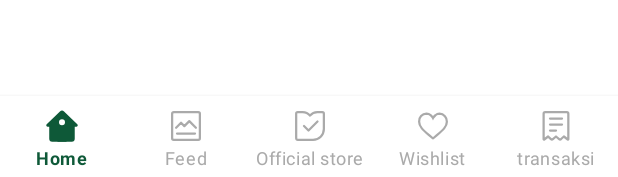
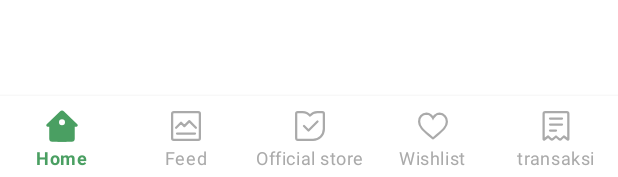
Before and after one commit to hafiedh/tokped-slicing, an Android app: the layout activity_main.xml on its own in the app's theme, with its tools: preview values and no code run, on a phone screen of 412 x 824 dp. Shown: the part 1056-1233 px from the top of the screen. Run offline under Robolectric (Android 15) with nearby library versions, the phone set to English and light mode, and no system bars.

Commit message:
change color selected

```diff
--- a/app/src/main/res/color/bottom_nav_selected_color.xml
+++ b/app/src/main/res/color/bottom_nav_selected_color.xml
@@ -1,5 +1,5 @@
 <?xml version="1.0" encoding="utf-8"?>
 <selector xmlns:android="http://schemas.android.com/apk/res/android">
-    <item android:color="#0E5938" android:state_checked="true" />
+    <item android:color="#4A9F62" android:state_checked="true" />
     <item android:color="@android:color/darker_gray" />
 </selector>
--- a/app/src/main/res/values/colors.xml
+++ b/app/src/main/res/values/colors.xml
@@ -9,5 +9,5 @@
     <color name="official_store">#9949FF</color>
     <color name="primaryColor">#20ce7d</color>
     <color name="primaryLightColor">#68ffad</color>
-    <color name="primaryDarkColor">#009c50</color>
+    <color name="primaryDarkColor">#20ce7d</color>
 </resources>
```
